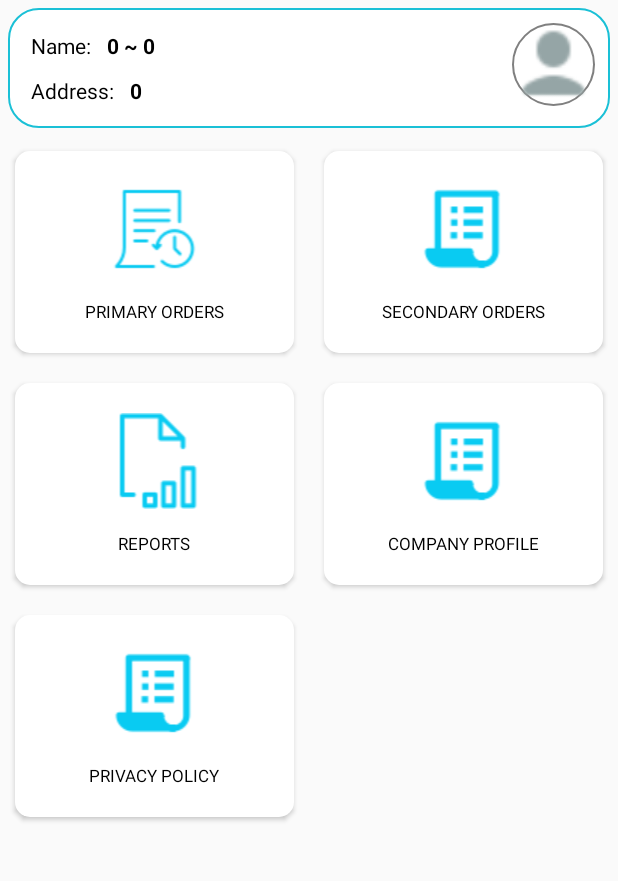
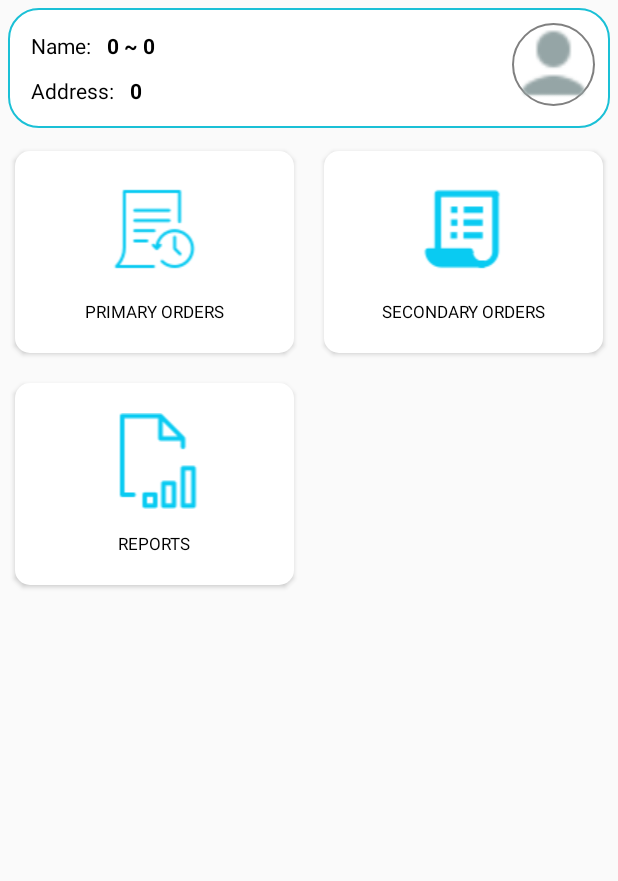
Before and after one commit to Saneforce/SANDMS, an Android app: the DashBoardActivity screen opened directly, with no data from a screen before it, on a phone screen of 412 x 824 dp, the part 84-965 px from its top. Run offline under Robolectric (Android 15) with nearby library versions, the phone set to English and light mode, and no system bars.

Commit message:
changes and bug fixes

```diff
--- a/app/src/main/java/com/example/sandms/Activity/ViewCartActivity.java
+++ b/app/src/main/java/com/example/sandms/Activity/ViewCartActivity.java
@@ -111,6 +111,7 @@ public class ViewCartActivity extends AppCompatActivity {
         // Log.v("carListAsString", carListAsString);
         viewTotal = findViewById(R.id.view_total);
         btnSubmt = findViewById(R.id.add_cart);
+        deleteViewModel = ViewModelProviders.of(ViewCartActivity.this).get(PrimaryProductViewModel.class);
 
         GrandTotal = shared_common_pref.getvalue("GrandTotal");
         Log.v("grandtttt", GrandTotal);
@@ -550,7 +551,6 @@ public class ViewCartActivity extends AppCompatActivity {
 
             if (product_count != 0) {
 
-                deleteViewModel = ViewModelProviders.of(ViewCartActivity.this).get(PrimaryProductViewModel.class);
                 deleteViewModel.getAllData().observe(ViewCartActivity.this, new Observer<List<PrimaryProduct>>() {
                     @Override
                     public void onChanged(List<PrimaryProduct> contacts) {
--- a/app/src/main/java/com/example/sandms/Adapter/DateReportAdapter.java
+++ b/app/src/main/java/com/example/sandms/Adapter/DateReportAdapter.java
@@ -47,7 +47,7 @@ public class DateReportAdapter extends RecyclerView.Adapter<DateReportAdapter.My
             holder.txtRate.setText(jsonObjec.getString("Rate"));
             taxRate=jsonObjec.getString("taxRate");
             holder.txtTax.setText((taxRate));
-            holder.txtTotal.setText(Constants.roundTwoDecimals(Double.parseDouble(jsonObjec.getString("value"))));
+            holder.txtTotal.setText(Constants.roundTwoDecimals(Double.parseDouble(jsonObjec.getString("taxval"))));
             holder.txtDis.setText(jsonObjec.getString("discount_price"));
             //  holder.txtTotal.setText(new DecimalFormat("##.##").format(totalValue));
 
--- a/app/src/main/java/com/example/sandms/Model/PrimaryProduct.java
+++ b/app/src/main/java/com/example/sandms/Model/PrimaryProduct.java
@@ -431,7 +431,6 @@ public class PrimaryProduct implements Serializable {
             ConQty = conQty;
         }
 
-        @NonNull
         @Override
         public String toString() {
             return "UOMlist{" +
--- a/app/src/main/res/layout/activity_home.xml
+++ b/app/src/main/res/layout/activity_home.xml
@@ -197,10 +197,10 @@
 
             <LinearLayout
                 android:id="@+id/lin_report"
-                android:layout_width="match_parent"
+                android:layout_width="0dp"
                 android:layout_height="wrap_content"
                 android:layout_margin="@dimen/C10dp"
-                android:layout_weight="1"
+                android:layout_weight="0.5"
                 android:background="@drawable/text_bg"
                 android:elevation="2dp"
                 android:onClick="ReportData"
@@ -218,75 +218,16 @@
             </LinearLayout>
 
             <LinearLayout
-                android:layout_width="match_parent"
+                android:layout_width="0dp"
+                android:visibility="invisible"
                 android:layout_height="wrap_content"
                 android:layout_margin="@dimen/C10dp"
-                android:visibility="visible"
-                android:id="@+id/company_profile"
-                android:layout_weight="1"
+                android:layout_weight="0.5"
                 android:background="@drawable/text_bg"
                 android:elevation="2dp"
-                android:onClick="Company"
+                android:onClick="ReportData"
                 android:orientation="vertical"
                 android:padding="@dimen/C20dp">
-
-
-
-
-
-
-                <ImageView
-                    style="@style/ImageViewHeader"
-                    android:src="@drawable/primary" />
-
-                <TextView
-                    style="@style/TextViewHeader"
-                    android:text="@string/Company_profiles" />
-
-            </LinearLayout>
-        </LinearLayout>
-        <LinearLayout
-            android:layout_width="match_parent"
-            android:layout_height="wrap_content">
-
-            <LinearLayout
-                android:id="@+id/company_policy"
-                android:layout_width="match_parent"
-                android:layout_height="wrap_content"
-                android:layout_margin="@dimen/C10dp"
-                android:layout_weight="1"
-                android:background="@drawable/text_bg"
-                android:elevation="2dp"
-                android:onClick="PrivacyPolicy"
-                android:orientation="vertical"
-                android:padding="@dimen/C20dp">
-
-                <ImageView
-                    style="@style/ImageViewHeader"
-                    android:src="@drawable/primary" />
-
-                <TextView
-                    style="@style/TextViewHeader"
-                    android:text="@string/Privacy_policy" />
-
-            </LinearLayout>
-
-            <LinearLayout
-                android:layout_width="match_parent"
-                android:layout_height="wrap_content"
-                android:layout_margin="@dimen/C10dp"
-                android:visibility="invisible"
-                android:layout_weight="1"
-                android:background="@drawable/text_bg"
-                android:elevation="2dp"
-                android:onClick="Payment"
-                android:orientation="vertical"
-                android:padding="@dimen/C20dp">
-
-
-
-
-
 
                 <ImageView
                     style="@style/ImageViewHeader"
@@ -294,9 +235,10 @@
 
                 <TextView
                     style="@style/TextViewHeader"
-                    android:text="Payment" />
+                    android:text="@string/Rep_orders" />
 
             </LinearLayout>
+
         </LinearLayout>
     </LinearLayout>
 
--- a/app/src/main/res/layout/activity_webview.xml
+++ b/app/src/main/res/layout/activity_webview.xml
@@ -2,7 +2,6 @@
 <RelativeLayout xmlns:android="http://schemas.android.com/apk/res/android"
     android:layout_width="match_parent"
     android:layout_height="match_parent"
-    xmlns:app="http://schemas.android.com/apk/res-auto"
     android:orientation="vertical">
 
 
```
Also changed, not shown: app/src/main/java/com/example/sandms/Activity/DashBoardActivity.java (+0 -10 lines), app/src/main/java/com/example/sandms/Activity/PaymentDetailsActivity.java (+4 -6 lines), app/src/main/java/com/example/sandms/Activity/PrimaryOrderProducts.java (+31 -2 lines), app/src/main/java/com/example/sandms/Activity/ProfileActivity.java (+12 -0 lines), app/src/main/java/com/example/sandms/Activity/UpdatePrimaryProduct.java (+13 -3 lines), app/src/main/res/layout/activity_payment_details.xml (+6 -5 lines), app/src/main/res/layout/activity_profile.xml (+79 -11 lines).
